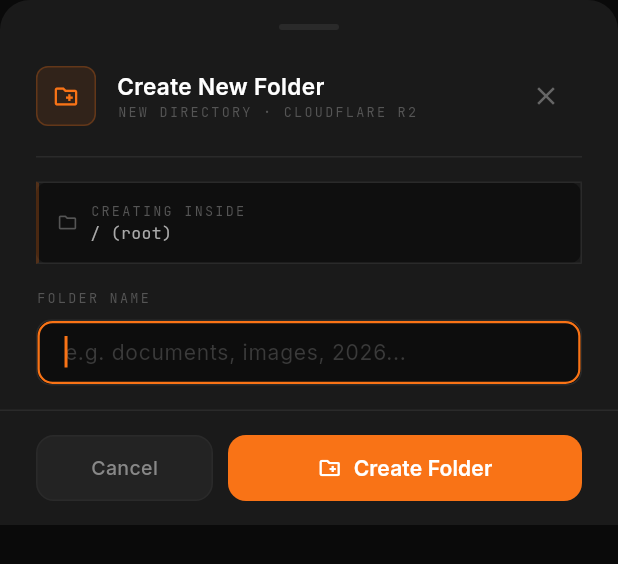
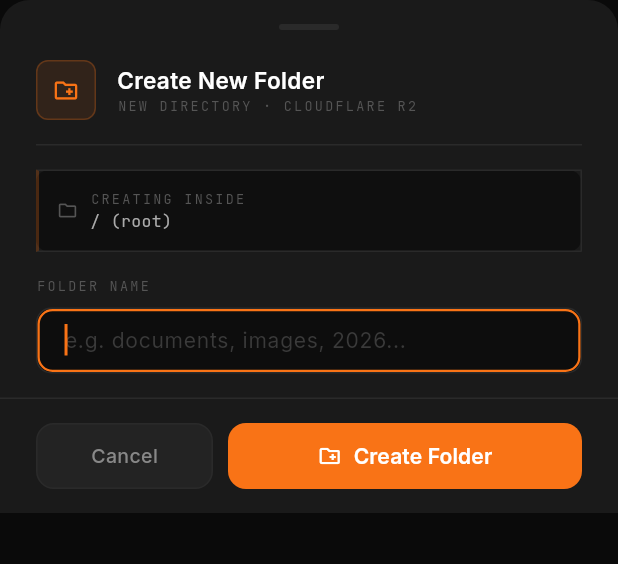
Before and after one commit to mahfuz68/file-manager-mobile, a Flutter app: the NewFolderModal widget shown alone on an empty page, opened directly, on a phone screen of 412 x 824 dp. Shown: the top 564 px of the screen. Run offline on Flutter 3.47's test engine with Material 3 defaults, Android fonts, the phone set to English and light mode, and no system bars; our stand-ins replace file_picker, firebase_auth, firebase_core, flutter_dotenv, google_fonts, shimmer; accounts and stored records are empty; network calls fail.

Commit message:
refactor: remove close icon from new folder modal

```diff
--- a/lib/widgets/new_folder_modal.dart
+++ b/lib/widgets/new_folder_modal.dart
@@ -69,9 +69,8 @@ class _NewFolderModalState extends State<NewFolderModal> {
                         child: const Icon(Icons.create_new_folder_outlined, color: AppColors.primary, size: 18),
                       ),
                       const SizedBox(width: 14),
-                      // Middle: Title and subtitle
-                      Expanded(
-                        child: Column(
+                      // Title and subtitle
+                      Column(
                         crossAxisAlignment: CrossAxisAlignment.start,
                         children: [
                           Text(
@@ -92,12 +91,6 @@ class _NewFolderModalState extends State<NewFolderModal> {
                             ),
                           ),
                         ],
-                        ),
-                      ),
-                      // Right: "X" icon button to close
-                      IconButton(
-                        icon: const Icon(Icons.close, color: Color(0xFF666666), size: 20),
-                        onPressed: () => Navigator.pop(context),
                       ),
                     ],
                   ),
```
Lines whose indentation alone changed are shown as unchanged.
